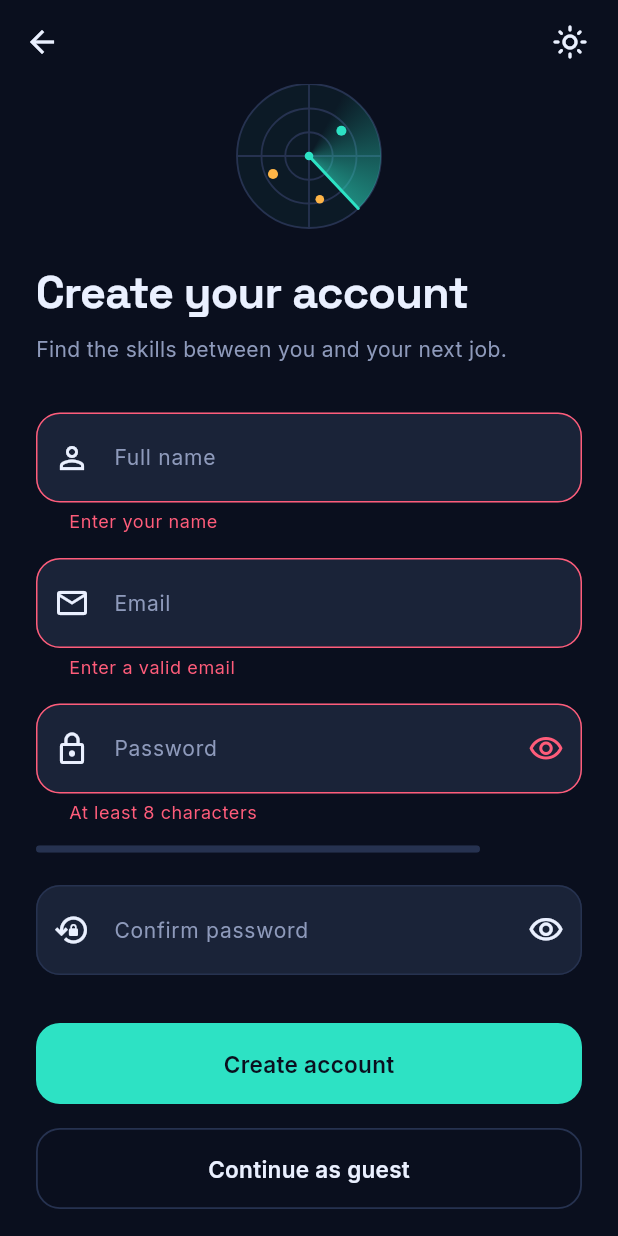
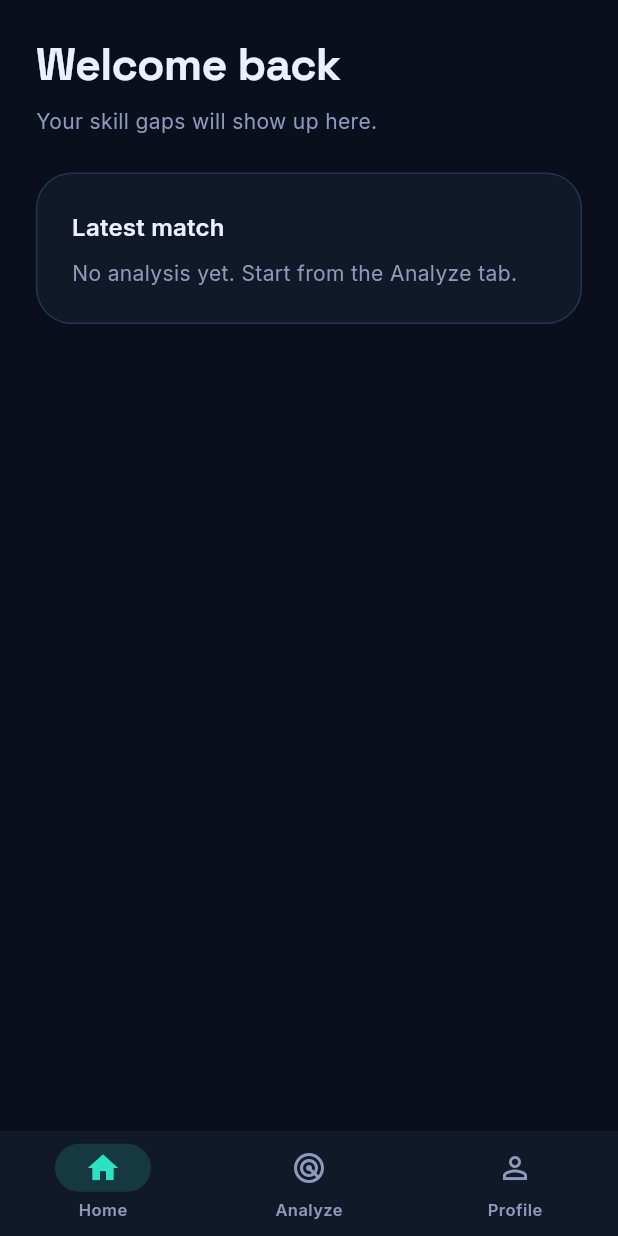
Before and after one commit to oueslatimalek199-lab/skill_gap_radar, a Flutter app: the SignUpPage screen opened directly, after a tap on "Create account", after a tap on "Continue as guest", on a phone screen of 412 x 824 dp. Run offline on Flutter 3.47's test engine with Material 3 defaults, Android fonts, the phone set to English and light mode, and no system bars; our stand-ins replace google_fonts.

Commit message:
Wire login and sign up to home shell

```diff
--- a/lib/pages/auth/login_page.dart
+++ b/lib/pages/auth/login_page.dart
@@ -1,9 +1,10 @@
 // lib/pages/auth/login_page.dart
 import 'package:flutter/material.dart';
 
-import '../../../theme/app_theme.dart';
-import '../../../theme/theme_controller.dart';
-import '../../../widgets/radar_logo.dart';
+import '../../theme/app_theme.dart';
+import '../../theme/theme_controller.dart';
+import '../../widgets/radar_logo.dart';
+import '../home/home_shell.dart';
 import 'sign_up_page.dart';
 
 class LoginPage extends StatefulWidget {
@@ -37,8 +38,19 @@ class _LoginPageState extends State<LoginPage> {
 
     if (!mounted) return;
     setState(() => _loading = false);
-    ScaffoldMessenger.of(context)
-        .showSnackBar(const SnackBar(content: Text('Logged in (demo)')));
+    Navigator.pushAndRemoveUntil(
+      context,
+      MaterialPageRoute(builder: (_) => const HomeShell()),
+      (route) => false,
+    );
+  }
+
+  void _continueAsGuest() {
+    Navigator.pushAndRemoveUntil(
+      context,
+      MaterialPageRoute(builder: (_) => const HomeShell(isGuest: true)),
+      (route) => false,
+    );
   }
 
   @override
@@ -146,9 +158,7 @@ class _LoginPageState extends State<LoginPage> {
 
                 // Guest
                 OutlinedButton(
-                  onPressed: () {
-                    // TODO: navigate to home in guest mode (local data)
-                  },
+                  onPressed: _continueAsGuest,
                   child: const Text('Continue as guest'),
                 ),
                 const SizedBox(height: AppSpacing.lg),
--- a/lib/pages/auth/sign_up_page.dart
+++ b/lib/pages/auth/sign_up_page.dart
@@ -4,6 +4,7 @@ import 'package:flutter/material.dart';
 import '../../theme/app_theme.dart';
 import '../../theme/theme_controller.dart';
 import '../../widgets/radar_logo.dart';
+import '../home/home_shell.dart';
 import 'login_page.dart';
 
 class SignUpPage extends StatefulWidget {
@@ -70,8 +71,19 @@ class _SignUpPageState extends State<SignUpPage> {
 
     if (!mounted) return;
     setState(() => _loading = false);
-    ScaffoldMessenger.of(context)
-        .showSnackBar(const SnackBar(content: Text('Account created (demo)')));
+    Navigator.pushAndRemoveUntil(
+      context,
+      MaterialPageRoute(builder: (_) => const HomeShell()),
+      (route) => false,
+    );
+  }
+
+  void _continueAsGuest() {
+    Navigator.pushAndRemoveUntil(
+      context,
+      MaterialPageRoute(builder: (_) => const HomeShell(isGuest: true)),
+      (route) => false,
+    );
   }
 
   @override
@@ -83,7 +95,6 @@ class _SignUpPageState extends State<SignUpPage> {
     return Scaffold(
       appBar: AppBar(
         actions: [
-          // Test button: switch light / dark
           IconButton(
             tooltip: 'Toggle theme',
             icon: Icon(
@@ -245,9 +256,7 @@ class _SignUpPageState extends State<SignUpPage> {
 
                 // Guest (BF03)
                 OutlinedButton(
-                  onPressed: () {
-                    // TODO: navigate to home in guest mode (local data)
-                  },
+                  onPressed: _continueAsGuest,
                   child: const Text('Continue as guest'),
                 ),
                 const SizedBox(height: AppSpacing.lg),
--- /dev/null
+++ b/lib/pages/home/home_shell.dart
@@ -0,0 +1,175 @@
+// lib/pages/home/home_shell.dart
+import 'package:flutter/material.dart';
+
+import '../../theme/app_theme.dart';
+import '../../theme/theme_controller.dart';
+import '../welcome/welcome_page.dart';
+
+class HomeShell extends StatefulWidget {
+  final bool isGuest;
+  const HomeShell({super.key, this.isGuest = false});
+
+  @override
+  State<HomeShell> createState() => _HomeShellState();
+}
+
+class _HomeShellState extends State<HomeShell> {
+  int _index = 0;
+
+  @override
+  Widget build(BuildContext context) {
+    final pages = [
+      const _HomeTab(),
+      const _PlaceholderTab(
+        icon: Icons.radar,
+        title: 'Analyze a job offer',
+        subtitle: 'Paste an offer here and compare it with your skills.',
+      ),
+      _ProfileTab(isGuest: widget.isGuest),
+    ];
+
+    return Scaffold(
+      body: SafeArea(
+        child: IndexedStack(index: _index, children: pages),
+      ),
+      bottomNavigationBar: NavigationBar(
+        selectedIndex: _index,
+        onDestinationSelected: (i) => setState(() => _index = i),
+        destinations: const [
+          NavigationDestination(
+            icon: Icon(Icons.home_outlined),
+            selectedIcon: Icon(Icons.home),
+            label: 'Home',
+          ),
+          NavigationDestination(
+            icon: Icon(Icons.radar_outlined),
+            selectedIcon: Icon(Icons.radar),
+            label: 'Analyze',
+          ),
+          NavigationDestination(
+            icon: Icon(Icons.person_outline),
+            selectedIcon: Icon(Icons.person),
+            label: 'Profile',
+          ),
+        ],
+      ),
+    );
+  }
+}
+
+// ---------------------------------------------------------------
+// Tabs (placeholders, we will replace them one by one)
+// ---------------------------------------------------------------
+
+class _HomeTab extends StatelessWidget {
+  const _HomeTab();
+
+  @override
+  Widget build(BuildContext context) {
+    final text = Theme.of(context).textTheme;
+
+    return ListView(
+      padding: const EdgeInsets.all(AppSpacing.lg),
+      children: [
+        Text('Welcome back', style: text.headlineLarge),
+        const SizedBox(height: AppSpacing.sm),
+        Text('Your skill gaps will show up here.', style: text.bodyMedium),
+        const SizedBox(height: AppSpacing.lg),
+        Card(
+          child: Padding(
+            padding: const EdgeInsets.all(AppSpacing.lg),
+            child: Column(
+              crossAxisAlignment: CrossAxisAlignment.start,
+              children: [
+                Text('Latest match', style: text.titleMedium),
+                const SizedBox(height: AppSpacing.sm),
+                Text('No analysis yet. Start from the Analyze tab.',
+                    style: text.bodyMedium),
+              ],
+            ),
+          ),
+        ),
+      ],
+    );
+  }
+}
+
+class _PlaceholderTab extends StatelessWidget {
+  final IconData icon;
+  final String title;
+  final String subtitle;
+
+  const _PlaceholderTab({
+    required this.icon,
+    required this.title,
+    required this.subtitle,
+  });
+
+  @override
+  Widget build(BuildContext context) {
+    final text = Theme.of(context).textTheme;
+
+    return Center(
+      child: Padding(
+        padding: const EdgeInsets.all(AppSpacing.lg),
+        child: Column(
+          mainAxisSize: MainAxisSize.min,
+          children: [
+            Icon(icon, size: 64, color: Theme.of(context).colorScheme.primary),
+            const SizedBox(height: AppSpacing.md),
+            Text(title, style: text.headlineMedium, textAlign: TextAlign.center),
+            const SizedBox(height: AppSpacing.sm),
+            Text(subtitle, style: text.bodyMedium, textAlign: TextAlign.center),
+          ],
+        ),
+      ),
+    );
+  }
+}
+
+class _ProfileTab extends StatelessWidget {
+  final bool isGuest;
+  const _ProfileTab({required this.isGuest});
+
+  @override
+  Widget build(BuildContext context) {
+    final theme = Theme.of(context);
+    final text = theme.textTheme;
+    final isDark = theme.brightness == Brightness.dark;
+
+    return ListView(
+      padding: const EdgeInsets.all(AppSpacing.lg),
+      children: [
+        Text('Profile', style: text.headlineLarge),
+        const SizedBox(height: AppSpacing.sm),
+        Text(
+          isGuest
+              ? 'You are using the app as a guest. Your data stays on this device.'
+              : 'You are logged in.',
+          style: text.bodyMedium,
+        ),
+        const SizedBox(height: AppSpacing.lg),
+        Card(
+          child: ListTile(
+            leading: Icon(
+              isDark ? Icons.light_mode_outlined : Icons.dark_mode_outlined,
+            ),
+            title: Text(isDark ? 'Switch to light mode' : 'Switch to dark mode'),
+            onTap: toggleThemeMode,
+          ),
+        ),
+        const SizedBox(height: AppSpacing.lg),
+        OutlinedButton(
+          onPressed: () {
+            Navigator.pushAndRemoveUntil(
+              context,
+              MaterialPageRoute(builder: (_) => const WelcomePage()),
+              (route) => false,
+            );
+          },
+          child: Text(isGuest ? 'Back to welcome' : 'Log out'),
+        ),
+      ],
+    );
+  }
+}
```
